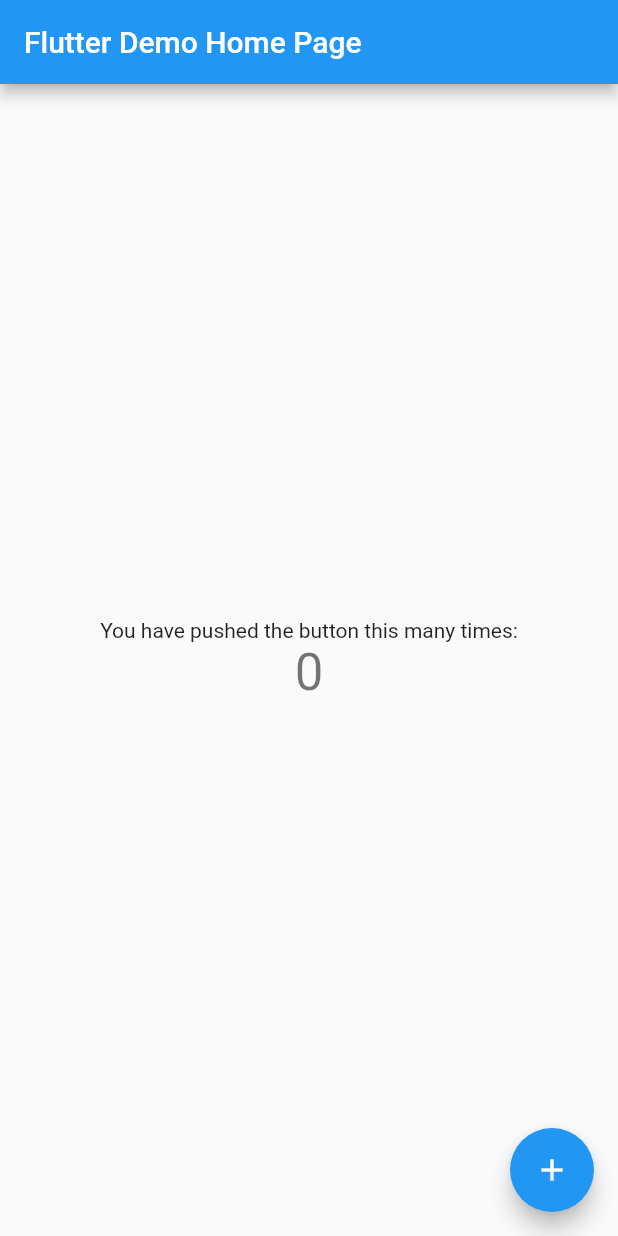
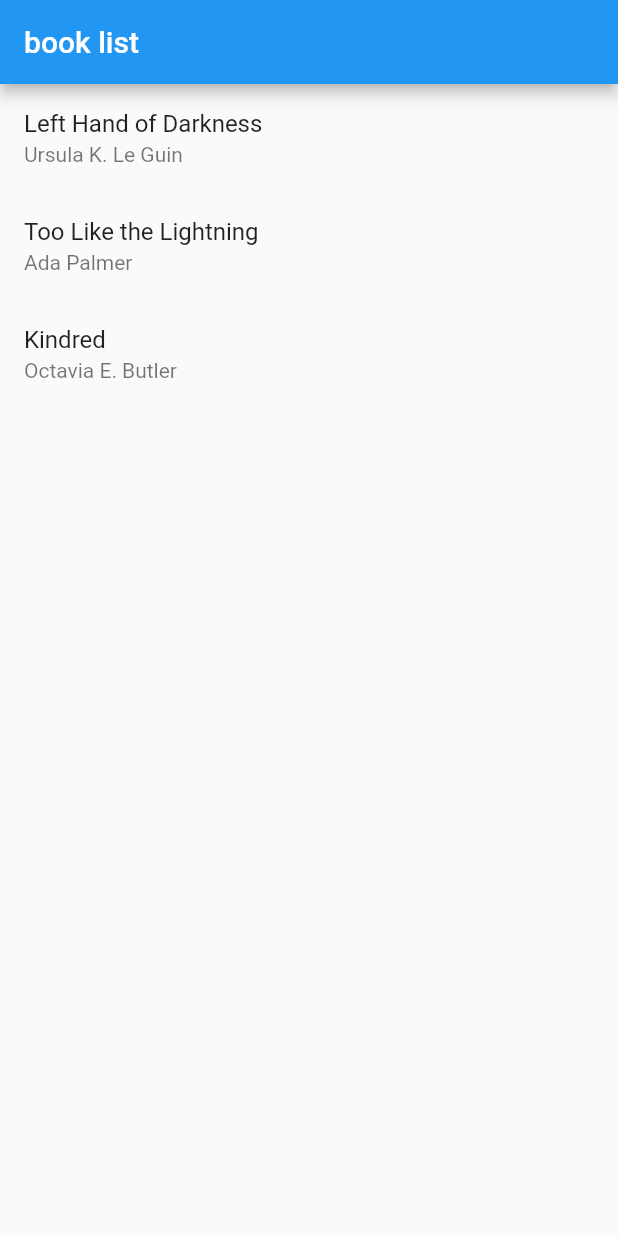
Before and after one commit to torikatsupg/navigator_2_0_sample, a Flutter app: the screen it shows after launch, on a phone screen of 412 x 824 dp. Run offline on Flutter 3.47's test engine with Material 2 defaults, Android fonts, the phone set to English and light mode, and no system bars.

Commit message:
add stack routing

```diff
--- /dev/null
+++ b/lib/book.dart
@@ -0,0 +1,5 @@
+class Book {
+  const Book(this.title, this.author);
+  final String author;
+  final String title;
+}
--- /dev/null
+++ b/lib/book_detail_page.dart
@@ -0,0 +1,50 @@
+import 'package:flutter/material.dart';
+import 'package:navigator_2_sample/book.dart';
+
+class BookDetailPage extends Page {
+  const BookDetailPage(this.book, {LocalKey? key}) : super(key: key);
+  final Book book;
+
+  @override
+  Route createRoute(BuildContext context) {
+    return PageRouteBuilder(
+      settings: this,
+      pageBuilder: (BuildContext context, Animation<double> animation,
+          Animation<double> secondaryAnimation) {
+        final tween = Tween(begin: Offset(0, 1.0), end: Offset.zero);
+        final curveTween = CurveTween(curve: Curves.easeInOut);
+        return SlideTransition(
+          position: animation.drive(curveTween).drive(tween),
+          child: BookDetailsScreen(
+            key: ValueKey(book),
+            book: book,
+          ),
+        );
+      },
+    );
+  }
+}
+
+class BookDetailsScreen extends StatelessWidget {
+  BookDetailsScreen({required this.book, Key? key}) : super(key: key);
+  final Book book;
+
+  @override
+  Widget build(BuildContext context) {
+    return Scaffold(
+      appBar: AppBar(),
+      body: Padding(
+        padding: const EdgeInsets.all(8.0),
+        child: Column(
+          crossAxisAlignment: CrossAxisAlignment.start,
+          children: [
+            if (book != null) ...[
+              Text(book.title, style: Theme.of(context).textTheme.headline6),
+              Text(book.author, style: Theme.of(context).textTheme.subtitle1),
+            ],
+          ],
+        ),
+      ),
+    );
+  }
+}
--- /dev/null
+++ b/lib/book_list_screen.dart
@@ -0,0 +1,60 @@
+import 'package:flutter/material.dart';
+import 'package:navigator_2_sample/book.dart';
+
+class BookListPage extends Page {
+  const BookListPage(
+      {required this.books, required this.onTapped, LocalKey? key})
+      : super(key: key);
+  final List<Book> books;
+  final ValueChanged<Book> onTapped;
+
+  @override
+  Route createRoute(BuildContext context) {
+    return PageRouteBuilder(
+      settings: this,
+      pageBuilder: (BuildContext context, Animation<double> animation,
+          Animation<double> secondaryAnimation) {
+        final tween = Tween(begin: Offset(0, 1.0), end: Offset.zero);
+        final curveTween = CurveTween(curve: Curves.easeInOut);
+        return SlideTransition(
+          position: animation.drive(curveTween).drive(tween),
+          child: BookListScreen(books, onTapped),
+          key: ValueKey('BookListPage'),
+        );
+      },
+    );
+  }
+}
+
+class BookListScreen extends StatelessWidget {
+  const BookListScreen(
+    this._books,
+    this._onTapped, {
+    Key? key,
+  }) : super(key: key);
+  final List<Book> _books;
+  final ValueChanged<Book> _onTapped;
+
+  @override
+  Widget build(BuildContext context) {
+    return Scaffold(
+      appBar: AppBar(
+        title: Text('book list'),
+      ),
+      body: ListView(
+        children: _buildBookTiles(),
+      ),
+    );
+  }
+
+  List<ListTile> _buildBookTiles() {
+    return _books
+        .map(
+          (e) => ListTile(
+              title: Text(e.title),
+              subtitle: Text(e.author),
+              onTap: () => _onTapped(e)),
+        )
+        .toList();
+  }
+}
--- a/lib/main.dart
+++ b/lib/main.dart
@@ -1,65 +1,49 @@
 import 'package:flutter/material.dart';
+import 'package:navigator_2_sample/book_detail_page.dart';
+import 'package:navigator_2_sample/book_list_screen.dart';
+
+import 'book.dart';
 
 void main() {
-  runApp(MyApp());
+  runApp(BooksApp());
 }
 
-class MyApp extends StatelessWidget {
-  // This widget is the root of your application.
+class BooksApp extends StatefulWidget {
+  @override
+  State<StatefulWidget> createState() => BooksAppState();
+}
+
+class BooksAppState extends State<BooksApp> {
+  Book? _selectedBook;
+  List<Book> books = [
+    Book('Left Hand of Darkness', 'Ursula K. Le Guin'),
+    Book('Too Like the Lightning', 'Ada Palmer'),
+    Book('Kindred', 'Octavia E. Butler'),
+  ];
+
   @override
   Widget build(BuildContext context) {
     return MaterialApp(
-      title: 'Flutter Demo',
-      theme: ThemeData(
-        primarySwatch: Colors.blue,
-      ),
-      home: MyHomePage(title: 'Flutter Demo Home Page'),
-    );
-  }
-}
-
-class MyHomePage extends StatefulWidget {
-  MyHomePage({Key? key, this.title}) : super(key: key);
-  final String? title;
-
-  @override
-  _MyHomePageState createState() => _MyHomePageState();
-}
-
-class _MyHomePageState extends State<MyHomePage> {
-  int _counter = 0;
-
-  void _incrementCounter() {
-    setState(() {
-      _counter++;
-    });
-  }
-
-  @override
-  Widget build(BuildContext context) {
-    return Scaffold(
-      appBar: AppBar(
-        title: Text(widget.title!),
-      ),
-      body: Center(
-        child: Column(
-          mainAxisAlignment: MainAxisAlignment.center,
-          children: <Widget>[
-            Text(
-              'You have pushed the button this many times:',
-            ),
-            Text(
-              '$_counter',
-              style: Theme.of(context).textTheme.headline4,
-            ),
-          ],
-        ),
-      ),
-      floatingActionButton: FloatingActionButton(
-        onPressed: _incrementCounter,
-        tooltip: 'Increment',
-        child: Icon(Icons.add),
+      title: 'book app',
+      home: Navigator(
+        pages: [
+          BookListPage(books: books, onTapped: _handleOnTapped),
+          if (_selectedBook != null) BookDetailPage(_selectedBook!)
+        ],
+        onPopPage: (route, result) {
+          if (!route.didPop(result)) return false;
+          setState(() {
+            _selectedBook = null;
+          });
+          return true;
+        },
       ),
     );
   }
+
+  void _handleOnTapped(Book book) {
+    setState(() {
+      _selectedBook = book;
+    });
+  }
 }
```
